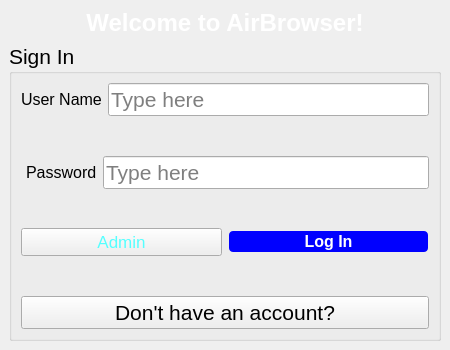
Qt form mainwindow.ui (Harlamis/QtAirBrowser) before a commit.
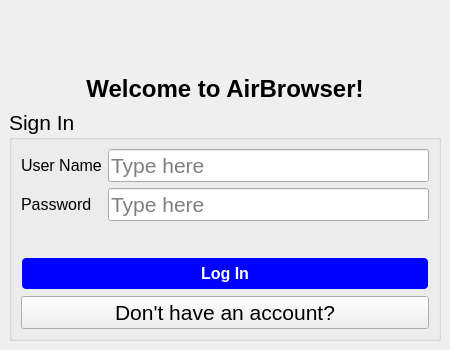
The same form after that commit.

Commit message: exception ih main window idk im gonna play tarkov rn

```diff
--- a/mainwindow.ui
+++ b/mainwindow.ui
@@ -23,21 +23,12 @@
    <layout class="QVBoxLayout" name="verticalLayout_2">
     <item alignment="Qt::AlignmentFlag::AlignHCenter|Qt::AlignmentFlag::AlignBottom">
      <widget class="QLabel" name="Login_label_main">
-      <property name="sizePolicy">
-       <sizepolicy hsizetype="Minimum" vsizetype="Minimum">
-        <horstretch>0</horstretch>
-        <verstretch>0</verstretch>
-       </sizepolicy>
-      </property>
       <property name="font">
        <font>
         <pointsize>18</pointsize>
         <bold>true</bold>
        </font>
       </property>
-      <property name="styleSheet">
-       <string notr="true">color:rgb(255, 255, 255)</string>
-      </property>
       <property name="text">
        <string>Welcome to AirBrowser!</string>
       </property>
@@ -61,8 +52,8 @@
       </property>
       <layout class="QVBoxLayout" name="verticalLayout">
        <item>
-        <layout class="QHBoxLayout" name="horizontalLayout">
-         <item>
+        <layout class="QFormLayout" name="formLayout">
+         <item row="0" column="0">
           <widget class="QLabel" name="Login_username_label">
            <property name="font">
             <font>
@@ -74,7 +65,7 @@
            </property>
           </widget>
          </item>
-         <item>
+         <item row="0" column="1">
           <widget class="QLineEdit" name="Login_username_input">
            <property name="contextMenuPolicy">
             <enum>Qt::ContextMenuPolicy::PreventContextMenu</enum>
@@ -84,40 +75,7 @@
            </property>
           </widget>
          </item>
-        </layout>
-       </item>
-       <item>
-        <spacer name="verticalSpacer">
-         <property name="orientation">
-          <enum>Qt::Orientation::Vertical</enum>
-         </property>
-         <property name="sizeHint" stdset="0">
-          <size>
-           <width>20</width>
-           <height>40</height>
-          </size>
-         </property>
-        </spacer>
-       </item>
-       <item>
-        <layout class="QHBoxLayout" name="horizontalLayout_2">
-         <item>
-          <spacer name="horizontalSpacer">
-           <property name="orientation">
-            <enum>Qt::Orientation::Horizontal</enum>
-           </property>
-           <property name="sizeType">
-            <enum>QSizePolicy::Policy::Fixed</enum>
-           </property>
-           <property name="sizeHint" stdset="0">
-            <size>
-             <width>5</width>
-             <height>20</height>
-            </size>
-           </property>
-          </spacer>
-         </item>
-         <item>
+         <item row="1" column="0">
           <widget class="QLabel" name="Login_password_label">
            <property name="font">
             <font>
@@ -129,14 +87,8 @@
            </property>
           </widget>
          </item>
-         <item>
+         <item row="1" column="1">
           <widget class="QLineEdit" name="Login_password_input">
-           <property name="contextMenuPolicy">
-            <enum>Qt::ContextMenuPolicy::PreventContextMenu</enum>
-           </property>
-           <property name="inputMask">
-            <string comment="*"/>
-           </property>
            <property name="echoMode">
             <enum>QLineEdit::EchoMode::Password</enum>
            </property>
@@ -148,77 +100,43 @@
         </layout>
        </item>
        <item>
-        <spacer name="verticalSpacer_2">
-         <property name="orientation">
-          <enum>Qt::Orientation::Vertical</enum>
+        <widget class="QLabel" name="status_label">
+         <property name="text">
+          <string/>
          </property>
-         <property name="sizeHint" stdset="0">
-          <size>
-           <width>20</width>
-           <height>40</height>
-          </size>
+         <property name="styleSheet">
+          <string notr="true">color: red;</string>
          </property>
-        </spacer>
+         <property name="alignment">
+          <set>Qt::AlignmentFlag::AlignCenter</set>
+         </property>
+        </widget>
        </item>
        <item>
-        <layout class="QHBoxLayout" name="horizontalLayout_3">
-         <item>
-          <widget class="QPushButton" name="Login_admin_checkbox">
-           <property name="font">
-            <font>
-             <pointsize>13</pointsize>
-            </font>
-           </property>
-           <property name="styleSheet">
-            <string notr="true">color:rgb(85, 255, 255)</string>
-           </property>
-           <property name="text">
-            <string>Admin</string>
-           </property>
-          </widget>
-         </item>
-         <item>
-          <widget class="QPushButton" name="Login_submit_btn">
-           <property name="font">
-            <font>
-             <pointsize>12</pointsize>
-             <italic>false</italic>
-             <bold>true</bold>
-             <stylestrategy>PreferDefault</stylestrategy>
-            </font>
-           </property>
-           <property name="styleSheet">
-            <string notr="true">QPushButton {
+        <widget class="QPushButton" name="Login_submit_btn">
+         <property name="font">
+          <font>
+           <pointsize>12</pointsize>
+           <bold>true</bold>
+          </font>
+         </property>
+         <property name="styleSheet">
+          <string notr="true">QPushButton {
     background-color: rgb(0, 0, 255);
     color: white;
     border-radius: 5px;
     border: 2px solid transparent;
+    padding: 5px;
 }
-
 QPushButton:hover {
     background-color: rgb(30, 30, 255);
     border: 2px solid white;
 }</string>
-           </property>
-           <property name="text">
-            <string>Log In</string>
-           </property>
-          </widget>
-         </item>
-        </layout>
-       </item>
-       <item>
-        <spacer name="verticalSpacer_3">
-         <property name="orientation">
-          <enum>Qt::Orientation::Vertical</enum>
          </property>
-         <property name="sizeHint" stdset="0">
-          <size>
-           <width>20</width>
-           <height>40</height>
-          </size>
+         <property name="text">
+          <string>Log In</string>
          </property>
-        </spacer>
+        </widget>
        </item>
        <item>
         <widget class="QPushButton" name="Login_register_btn">
```
Left out of the diff: 10 changed lines with no effect on the pictures. The commit also changes 3 other files.
